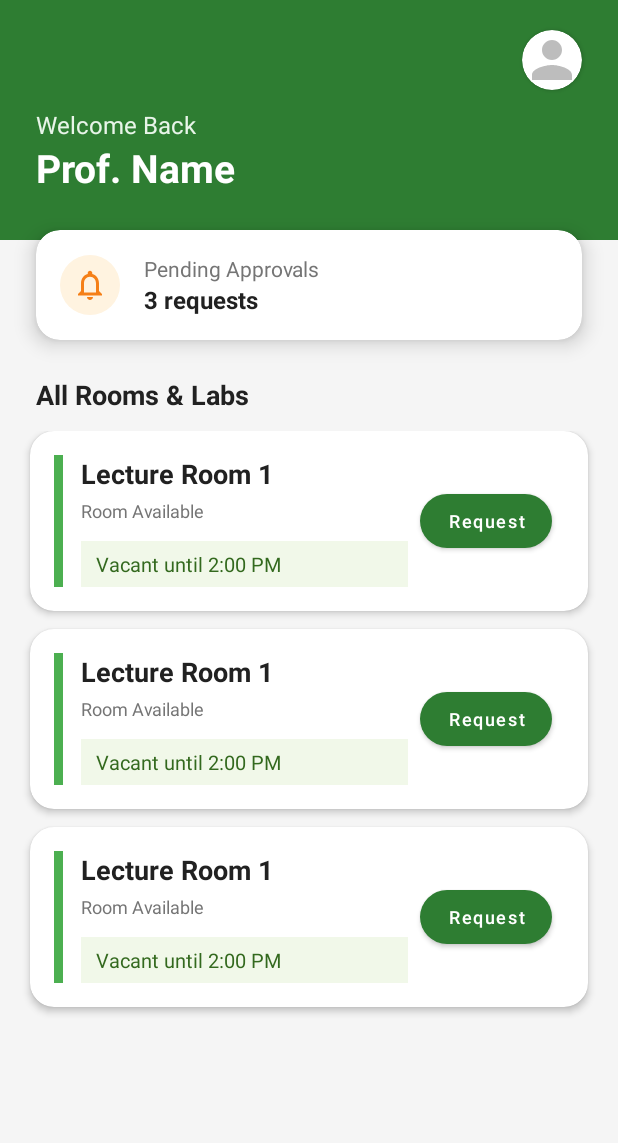
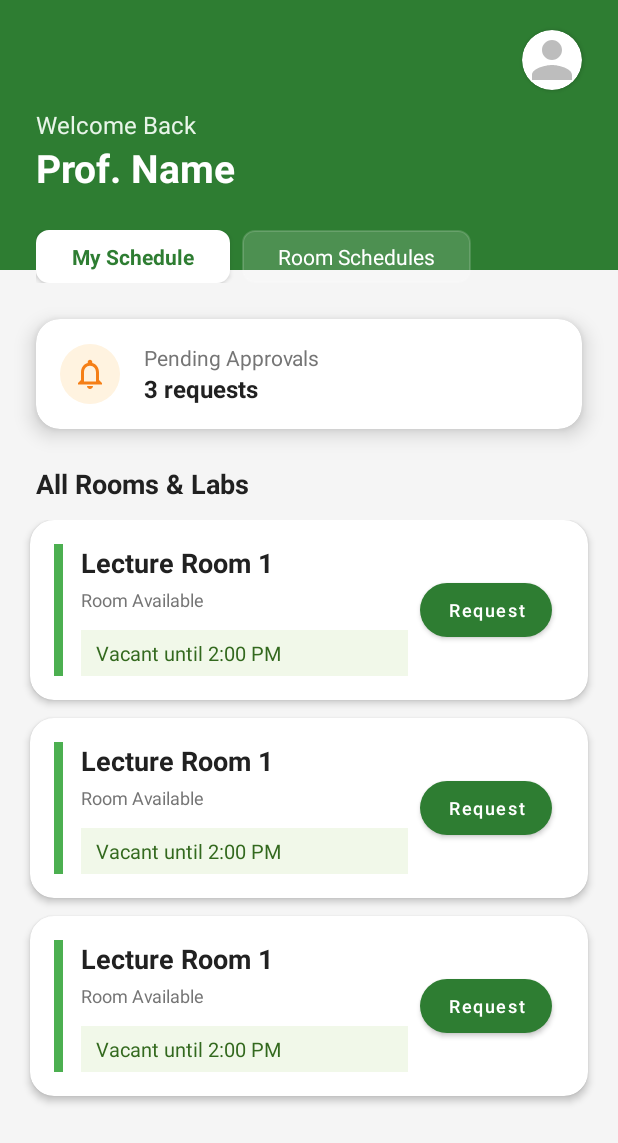
Before and after one commit to Rhaiza-Alberto/Scheduling_System, an Android app built with Jetpack Compose: the layout activity_teacher_dashboard.xml on its own in the app's theme, with its tools: preview values and no code run, on a phone screen of 412 x 824 dp. Shown: the top 1143 px of the screen. Run offline under Robolectric (Android 15) with nearby library versions, the phone set to English and light mode, and no system bars.

Commit message:
feat: Add navigation tabs to teacher dashboard
Add "My Schedule" and "Room Schedules" tabs to teacher dashboard, matching the admin portal design. Adjust header height and fix layout constraints.

```diff
--- a/app/src/main/java/com/example/schedulingSystem/TeacherDashboardActivity.kt
+++ b/app/src/main/java/com/example/schedulingSystem/TeacherDashboardActivity.kt
@@ -163,3 +163,5 @@ class TeacherDashboardActivity : AppCompatActivity() {
         finish()
     }
 }
+
+teacher
--- a/app/src/main/res/layout/activity_teacher_dashboard.xml
+++ b/app/src/main/res/layout/activity_teacher_dashboard.xml
@@ -12,7 +12,7 @@
     <View
         android:id="@+id/headerBg"
         android:layout_width="match_parent"
-        android:layout_height="160dp"
+        android:layout_height="180dp"
         android:background="@color/primary_green"
         app:layout_constraintTop_toTopOf="parent" />
 
@@ -74,6 +74,50 @@
         app:layout_constraintStart_toStartOf="parent"
         app:layout_constraintTop_toBottomOf="@id/tvGreeting" />
 
+    <!-- Navigation Tabs -->
+    <HorizontalScrollView
+        android:id="@+id/navTabs"
+        android:layout_width="match_parent"
+        android:layout_height="wrap_content"
+        android:layout_marginTop="24dp"
+        android:clipToPadding="false"
+        android:paddingStart="24dp"
+        android:paddingEnd="24dp"
+        android:scrollbars="none"
+        app:layout_constraintTop_toBottomOf="@+id/tvProfName">
+
+        <LinearLayout
+            android:layout_width="wrap_content"
+            android:layout_height="wrap_content"
+            android:orientation="horizontal">
+
+            <TextView
+                android:id="@+id/tabMySchedule"
+                android:layout_width="wrap_content"
+                android:layout_height="wrap_content"
+                android:layout_marginEnd="8dp"
+                android:background="@drawable/bg_input_outline"
+                android:backgroundTint="@color/white"
+                android:elevation="2dp"
+                android:paddingHorizontal="24dp"
+                android:paddingVertical="8dp"
+                android:text="@string/my_schedule"
+                android:textColor="@color/primary_green"
+                android:textStyle="bold" />
+
+            <TextView
+                android:id="@+id/tabRoomSchedules"
+                android:layout_width="wrap_content"
+                android:layout_height="wrap_content"
+                android:background="@drawable/bg_input_outline"
+                android:backgroundTint="#26FFFFFF"
+                android:paddingHorizontal="24dp"
+                android:paddingVertical="8dp"
+                android:text="@string/room_schedules"
+                android:textColor="@color/white" />
+        </LinearLayout>
+    </HorizontalScrollView>
+
     <!-- Status Card -->
     <androidx.cardview.widget.CardView
         android:id="@+id/statusCard"
@@ -84,7 +128,7 @@
         app:cardBackgroundColor="@color/white"
         app:cardCornerRadius="16dp"
         app:cardElevation="8dp"
-        app:layout_constraintTop_toBottomOf="@+id/tvProfName">
+        app:layout_constraintTop_toBottomOf="@+id/navTabs">
 
         <LinearLayout
             android:layout_width="match_parent"
--- a/app/src/main/res/values/strings.xml
+++ b/app/src/main/res/values/strings.xml
@@ -1,3 +1,4 @@
+<?xml version="1.0" encoding="utf-8"?>
 <resources>
     <string name="app_name">Scheduling System</string>
     <string name="professor_login">Professor Login</string>
@@ -135,6 +136,7 @@
     <string name="teacher_status_available">Available • Capacity: %1$d</string>
     <string name="teacher_dashboard">Teacher Dashboard</string>
 
-
+    <string name="my_schedule">My Schedule</string>
+    <string name="room_schedules">Room Schedules</string>
 
 </resources>
```
